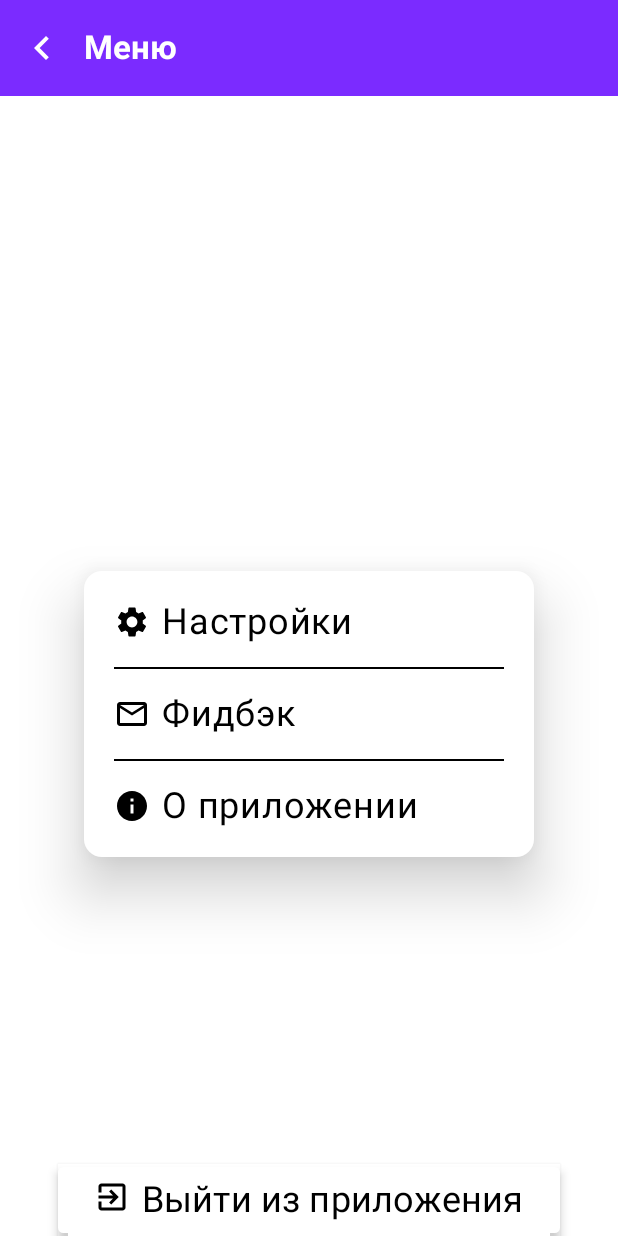
After one commit to Qiraa/BinaryMinification, an Android app built with Jetpack Compose: the composable MenuScreen shown on its own in the app's theme, on a phone screen of 412 x 824 dp. The commit adds this screen. Run offline under Robolectric (Android 15) with nearby library versions, the phone set to English and light mode, and no system bars.

Commit message:
FInish calsscreen, menuscreen and splash

```diff
--- a/app/src/main/java/com/example/binaryminification/MainActivity.kt
+++ b/app/src/main/java/com/example/binaryminification/MainActivity.kt
@@ -19,7 +19,6 @@ class MainActivity : ComponentActivity() {
             BinaryMinificationTheme {
                 Surface(
                     modifier = Modifier.fillMaxSize(),
-                    color = Grape
                 ) {
                     SetupNavigation()
                 }
--- a/app/src/main/java/com/example/binaryminification/ui/theme/Color.kt
+++ b/app/src/main/java/com/example/binaryminification/ui/theme/Color.kt
@@ -11,3 +11,5 @@ val PurpleGrey40 = Color(0xFF625b71)
 val Pink40 = Color(0xFF7D5260)
 
 val Grape = Color(0xFF7B2BFF)
+val Tundora = Color(0xFF434343)
+val MineShaft = Color(0xFF252525)
--- /dev/null
+++ b/app/src/main/java/com/example/binaryminification/ui/theme/screens/MenuScreen.kt
@@ -0,0 +1,184 @@
+package com.example.binaryminification.ui.theme.screens
+
+import android.app.Activity
+import androidx.compose.foundation.background
+import androidx.compose.foundation.layout.Arrangement
+import androidx.compose.foundation.layout.Box
+import androidx.compose.foundation.layout.Column
+import androidx.compose.foundation.layout.Row
+import androidx.compose.foundation.layout.Spacer
+import androidx.compose.foundation.layout.fillMaxHeight
+import androidx.compose.foundation.layout.fillMaxSize
+import androidx.compose.foundation.layout.fillMaxWidth
+import androidx.compose.foundation.layout.padding
+import androidx.compose.foundation.layout.size
+import androidx.compose.foundation.layout.width
+import androidx.compose.foundation.shape.CutCornerShape
+import androidx.compose.foundation.shape.RoundedCornerShape
+import androidx.compose.material.icons.Icons
+import androidx.compose.material.icons.filled.ExitToApp
+import androidx.compose.material.icons.filled.Info
+import androidx.compose.material.icons.filled.KeyboardArrowLeft
+import androidx.compose.material.icons.filled.MailOutline
+import androidx.compose.material.icons.filled.Settings
+import androidx.compose.material3.Button
+import androidx.compose.material3.ButtonDefaults
+import androidx.compose.material3.Card
+import androidx.compose.material3.CardColors
+import androidx.compose.material3.CardDefaults
+import androidx.compose.material3.Divider
+import androidx.compose.material3.ExperimentalMaterial3Api
+import androidx.compose.material3.FilledTonalButton
+import androidx.compose.material3.Icon
+import androidx.compose.material3.IconButton
+import androidx.compose.material3.MaterialTheme
+import androidx.compose.material3.OutlinedButton
+import androidx.compose.material3.Scaffold
+import androidx.compose.material3.Shapes
+import androidx.compose.material3.Text
+import androidx.compose.material3.TextButton
+import androidx.compose.material3.TopAppBar
+import androidx.compose.material3.TopAppBarDefaults
+import androidx.compose.runtime.Composable
+import androidx.compose.ui.Alignment
+import androidx.compose.ui.Modifier
+import androidx.compose.ui.draw.shadow
+import androidx.compose.ui.graphics.Color
+import androidx.compose.ui.graphics.vector.ImageVector
+import androidx.compose.ui.platform.LocalContext
+import androidx.compose.ui.res.stringResource
+import androidx.compose.ui.text.font.FontStyle
+import androidx.compose.ui.text.font.FontWeight
+import androidx.compose.ui.unit.dp
+import androidx.compose.ui.unit.sp
+import androidx.navigation.NavController
+import com.example.binaryminification.R
+import com.example.binaryminification.ui.theme.CalcScreen
+
+@OptIn(ExperimentalMaterial3Api::class)
+@Composable
+fun MenuScreen(
+    modifier: Modifier = Modifier,
+    navController: NavController,
+) {
+    Scaffold(
+        modifier = Modifier
+            .fillMaxWidth()
+            .fillMaxHeight(),
+        topBar = {
+            TopAppBar(
+                colors = TopAppBarDefaults.topAppBarColors(
+                    containerColor = MaterialTheme.colorScheme.primary,
+                    titleContentColor = MaterialTheme.colorScheme.primary,
+                ),
+
+                navigationIcon = {
+                    IconButton(onClick = { navController.navigate(CalcScreen.route()) }) {
+                        Icon(
+                            imageVector = Icons.Filled.KeyboardArrowLeft,
+                            contentDescription = stringResource(id = R.string.back),
+                            modifier = modifier.size(32.dp),
+                            tint = Color.White,
+                        )
+                    }
+                },
+                title = {
+                    Text(
+                        text = stringResource(id = R.string.menu),
+                        color = Color.White,
+                        fontWeight = FontWeight.Bold
+                    )
+                }
+            )
+        }
+    ) { contentPadding ->
+        Box(
+            modifier = Modifier
+                .fillMaxSize()
+                .padding(contentPadding)
+        ) {
+            Column(
+                modifier = modifier
+                    .padding(contentPadding)
+                    .padding(vertical = 100.dp)
+                    .background(MaterialTheme.colorScheme.background)
+                    .align(Alignment.Center),
+                verticalArrangement = Arrangement.Center,
+                horizontalAlignment = Alignment.CenterHorizontally
+            ) {
+                Card(
+                    elevation = CardDefaults.cardElevation(defaultElevation = 24.dp),
+                    modifier = modifier
+                        .width(300.dp),
+                    colors = CardDefaults.cardColors(containerColor = MaterialTheme.colorScheme.secondary)
+                ) {
+                    Column(
+                        modifier = Modifier
+                            .fillMaxWidth()
+                            .padding(20.dp),
+                        verticalArrangement = Arrangement.spacedBy(16.dp),
+                    ) {
+                        MenuItem(Icons.Filled.Settings, R.string.settings)
+                        Divider(modifier = Modifier.fillMaxWidth(),
+                            color = MaterialTheme.colorScheme.tertiary)
+                        MenuItem(icon = Icons.Filled.MailOutline, text = R.string.feedback)
+                        Divider(modifier = Modifier.fillMaxWidth(),
+                            color = MaterialTheme.colorScheme.tertiary)
+                        MenuItem(icon = Icons.Filled.Info, text = R.string.information)
+                    }
+                }
+            }
+            val activity = (LocalContext.current as? Activity)
+            FilledTonalButton(
+                onClick = { activity?.finish() },
+                shape = RoundedCornerShape(8),
+                modifier = Modifier
+                    .shadow(4.dp)
+                    .align(Alignment.BottomCenter),
+                colors = ButtonDefaults
+                    .buttonColors(containerColor = MaterialTheme.colorScheme.secondary)
+
+            ) {
+                Row {
+                    Icon(
+                        imageVector = Icons.Filled.ExitToApp,
+                        contentDescription = null,
+                        modifier = Modifier.size(24.dp),
+                        tint = MaterialTheme.colorScheme.tertiary,
+                    )
+                    Spacer(modifier = Modifier.padding(4.dp))
+                    Text(
+                        text = stringResource(id = R.string.exit),
+                        fontSize = 24.sp,
+                        color = MaterialTheme.colorScheme.tertiary,
+                        fontWeight = FontWeight.Normal,
+                    )
+                }
+            }
+        }
+    }
+}
+
+@Composable
+private fun MenuItem(icon: ImageVector, text: Int) {
+    Row(
+        modifier = Modifier.fillMaxWidth(),
+        horizontalArrangement = Arrangement.Start,
+        verticalAlignment = Alignment.CenterVertically,
+    ) {
+        Icon(
+            imageVector = icon,
+            contentDescription = null,
+            tint = MaterialTheme.colorScheme.tertiary,
+            modifier = Modifier.size(24.dp),
+        )
+        Spacer(modifier = Modifier.padding(4.dp))
+        Text(
+            text = stringResource(id = text),
+            color = MaterialTheme.colorScheme.tertiary,
+            fontSize = 24.sp,
+        )
+    }
+
+
+}
--- a/app/src/main/res/values/strings.xml
+++ b/app/src/main/res/values/strings.xml
@@ -3,4 +3,11 @@
     <string name="logo">Logo</string>
     <string name="logic_calc">LogicCalc</string>
     <string name="fun">Введите функцию:</string>
+    <string name="menu">Меню</string>
+    <string name="calc_history">История вычислений</string>
+    <string name="settings">Настройки</string>
+    <string name="information">О приложении</string>
+    <string name="feedback">Фидбэк</string>
+    <string name="back">Назад</string>
+    <string name="exit">Выйти из приложения</string>
 </resources>
```
Also changed, not shown: app/src/main/java/com/example/binaryminification/ui/theme/Navigation.kt (+30 -0 lines), app/src/main/java/com/example/binaryminification/ui/theme/Theme.kt (+11 -7 lines), app/src/main/java/com/example/binaryminification/ui/theme/screens/CalcScreen.kt (+58 -15 lines), app/src/main/java/com/example/binaryminification/ui/theme/screens/HistoryScreen.kt (added, +75 -0 lines), app/src/main/java/com/example/binaryminification/ui/theme/screens/OnboardingScreen.kt (added, +66 -0 lines), app/src/main/res/drawable/history.xml (added, +13 -0 lines).
